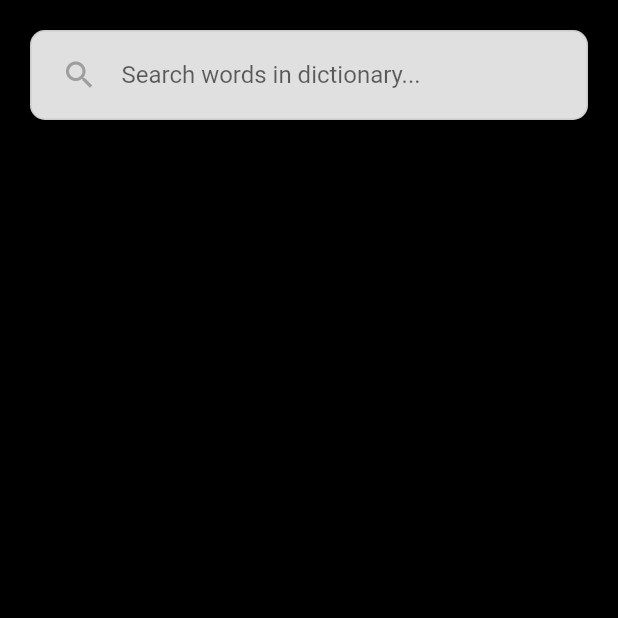
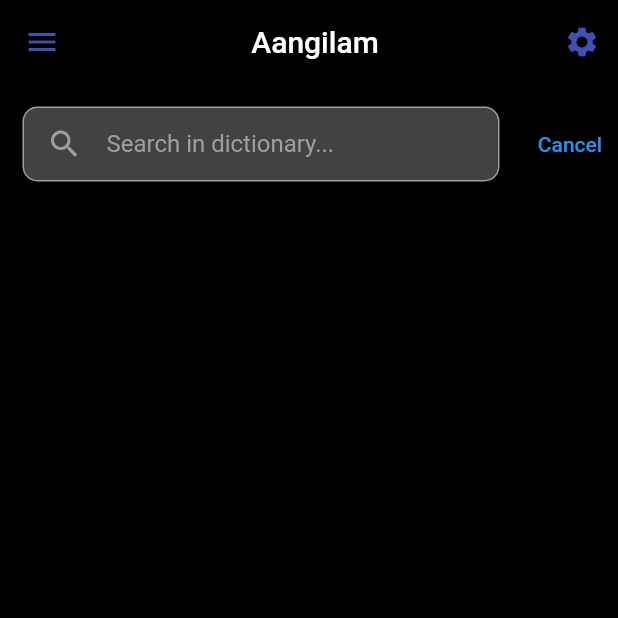
Before and after one commit to coder-selvarajan/Aangilam_Flutter, a Flutter app: the DictionaryView screen opened directly, on a phone screen of 412 x 824 dp, the top half of it. Run offline on Flutter 3.47's test engine with Material 2 defaults, Android fonts, the phone set to English and light mode, and no system bars.

Commit message:
Adding navigations and dictionary page styling

```diff
--- a/lib/screens/dictionary/dictionary-view.dart
+++ b/lib/screens/dictionary/dictionary-view.dart
@@ -1,4 +1,6 @@
 import 'package:flutter/material.dart';
+
+import '../home/app_bar.dart';
 
 class DictionaryView extends StatefulWidget {
   const DictionaryView({Key? key}) : super(key: key);
@@ -10,18 +12,27 @@ class DictionaryView extends StatefulWidget {
 class _DictionaryViewState extends State<DictionaryView> {
   @override
   Widget build(BuildContext context) {
-    return ListView(
+    return Scaffold(
+      // backgroundColor: Colors.grey[100],
+      appBar: homeAppBar(),
+      body: SafeArea(
+        child: ListView(
           scrollDirection: Axis.vertical,
           children: <Widget>[
-        Container(
+            Row(
+              children: [
+                Expanded(
+                  child: Container(
                     decoration: BoxDecoration(
-            color: Colors.grey[300],
+                      color: Colors.grey[800],
                       borderRadius: BorderRadius.circular(10),
-            border: Border.all(color: Colors.grey.withOpacity(0.3)),
+                      border: Border.all(color: Colors.grey),
                     ),
-          margin: const EdgeInsets.all(20),
-          padding: const EdgeInsets.symmetric(horizontal: 20, vertical: 5),
+                    margin: const EdgeInsets.all(15),
+                    padding:
+                        const EdgeInsets.symmetric(horizontal: 15, vertical: 0),
                     child: const TextField(
+                      style: TextStyle(color: Colors.white),
                       enableInteractiveSelection: false,
                       decoration: InputDecoration(
                         border: InputBorder.none,
@@ -29,14 +40,23 @@ class _DictionaryViewState extends State<DictionaryView> {
                           Icons.search,
                           color: Colors.grey,
                         ),
-                hintText: 'Search words in dictionary...'),
+                        hintText: 'Search in dictionary...',
+                        hintStyle: TextStyle(color: Colors.grey),
                       ),
-          // Text(
-          //   'Search...',
-          //   style: TextStyle(height: 2.5),
-          // )
+                    ),
+                  ),
+                ),
+                TextButton(
+                  onPressed: () {
+                    Navigator.pop(context);
+                  },
+                  child: const Text("Cancel"),
                 ),
               ],
+            ),
+          ],
+        ),
+      ),
     );
   }
 }
--- a/lib/screens/home/home-view.dart
+++ b/lib/screens/home/home-view.dart
@@ -1,4 +1,5 @@
 import 'package:aangilam/constants.dart';
+import 'package:aangilam/screens/dictionary/dictionary-view.dart';
 import 'package:aangilam/screens/home/resource_strip.dart';
 import 'package:flutter/material.dart';
 import 'app_bar.dart';
@@ -26,7 +27,10 @@ class HomeView extends StatelessWidget {
               padding: const EdgeInsets.symmetric(horizontal: 20, vertical: 5),
               child: InkWell(
                 onTap: () {
-                  print('tapped search bar');
+                  Navigator.pushNamed(
+                    context,
+                    '/dictionary',
+                  );
                 },
                 child: Container(
                   height: 40.0,
--- a/pubspec.yaml
+++ b/pubspec.yaml
@@ -34,6 +34,7 @@ dependencies:
   # Use with the CupertinoIcons class for iOS style icons.
   cupertino_icons: ^1.0.2
   flutter_svg: ^1.1.0
+  http: ^0.13.4
 
 dev_dependencies:
   flutter_test:
```
Also changed, not shown: lib/main.dart (+7 -1 lines), lib/services/dictionaryapi.dart (added, +20 -0 lines), pubspec.lock. Lines whose indentation alone changed are shown as unchanged.
